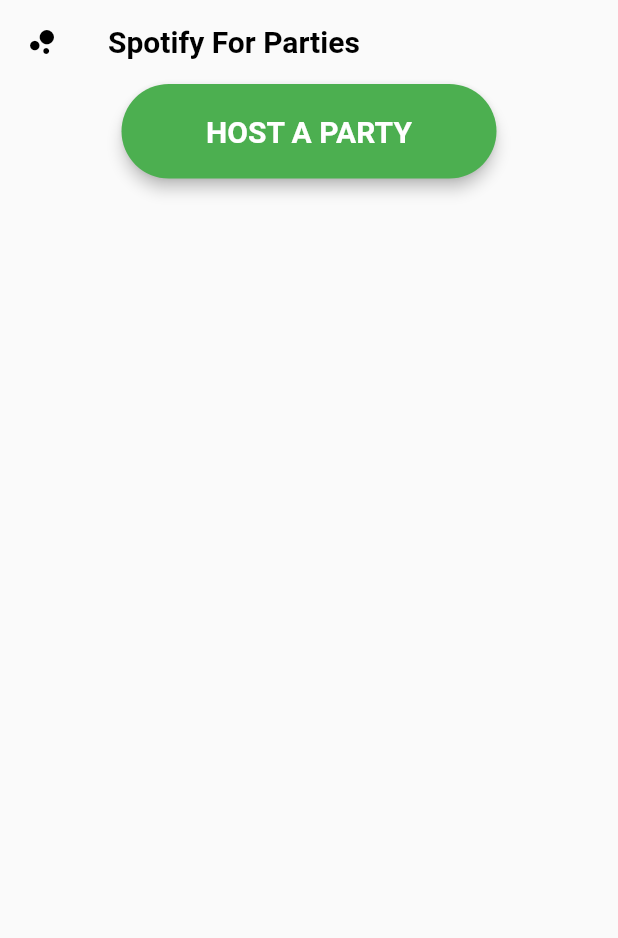
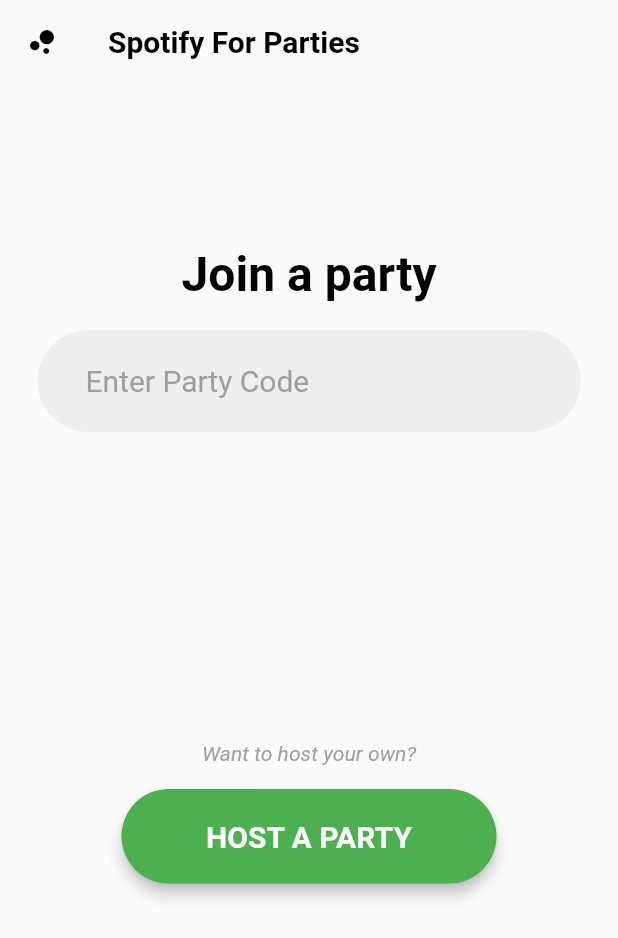
Before and after one commit to qjack001/Party-Queue-App, a Flutter app: the screen it shows after launch, on a phone screen of 412 x 824 dp. Shown: the top 938 px of the screen. Run offline on Flutter 3.47's test engine with Material 2 defaults, Android fonts, the phone set to English and light mode, and no system bars.

Commit message:
Home page layout
Created a scafold for the main page (still need to fix spacing). Also added a title widget to uiElements.dart

```diff
--- a/party_queue/lib/homePage.dart
+++ b/party_queue/lib/homePage.dart
@@ -30,14 +30,72 @@ class HomePageState extends State<HomePage>
 				physics: new ClampingScrollPhysics(),
 				children: <Widget>
 				[
-					getButton
+					new SizedBox(height: 100.0,),
+
+					getTitle(text: "Join a party"),
+
+					new Container //party code input
+					(
+						alignment: Alignment.center,
+						decoration: new BoxDecoration
+						(
+							borderRadius: new BorderRadius.all(new Radius.circular(40.0)),
+							color: Colors.grey[200],
+						),
+						margin: new EdgeInsets.symmetric(horizontal: 25.0, vertical: 10.0,),
+						padding: new EdgeInsets.symmetric(vertical: 10.0, horizontal: 20.0),
+						child: new TextFormField
+						(
+							style: new TextStyle
+							(
+								color: Colors.grey[800],
+								fontSize: 20.0,
+							),
+							decoration: new InputDecoration
+							(
+								fillColor: Colors.grey[200],
+								filled: true,
+								border: InputBorder.none,
+								hintText: 'Enter Party Code',
+								hintStyle: new TextStyle
+								(
+									color: Colors.grey,
+									fontSize: 20.0,
+								)
+							),
+
+						)
+					),
+
+					new SizedBox(height: 180.0,), //TODO: shrink on resize
+
+					new Center //"want to host your own?" text
+					(
+						child: new Padding
+						(
+							padding: const EdgeInsets.symmetric(vertical: 16.0),
+							child: new Text
+							(
+								"Want to host your own?",
+								style: new TextStyle
+								(
+									fontStyle: FontStyle.italic,
+									color: Colors.grey,
+								)
+							),
+						),
+					),
+
+					getButton //host button
 					(
 						text: "HOST A PARTY",
 						onPressed: ()
 						{
-
+							//TODO: goto host page
 						}
 					),
+
+					new SizedBox(height: 10.0,),
 				],
 			)
 		);
--- a/party_queue/lib/uiElements.dart
+++ b/party_queue/lib/uiElements.dart
@@ -64,3 +64,23 @@ Widget getButton({text: "", color: Colors.green, Function onPressed})
 		),
 	);
 }
+
+/// Returns a large title
+Widget getTitle({String text, size: 32.0})
+{
+	return new Padding
+	(
+		padding: EdgeInsets.all(8.0),
+		child: new Text
+		(
+			text,
+			textAlign: TextAlign.center,
+			style: new TextStyle
+			(
+				color: Colors.black,
+				fontWeight: FontWeight.bold,
+				fontSize: size,
+			),
+		),
+	);
+}
```
